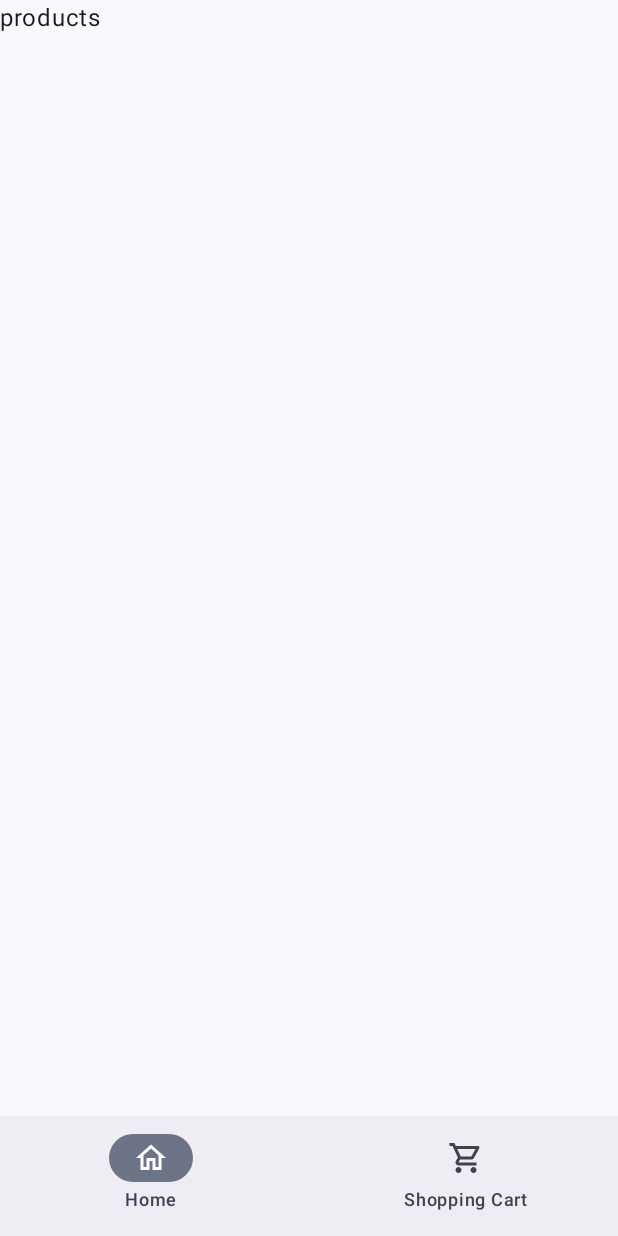
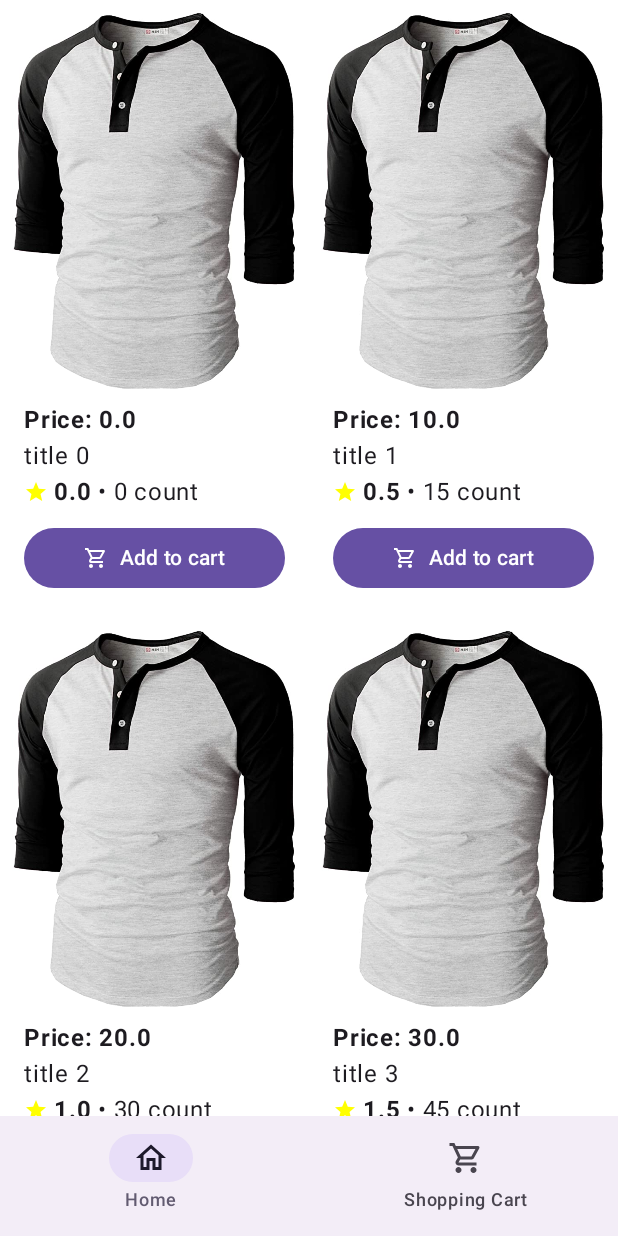
Before and after one commit to ShineOn85/evgeniy-pyzhyanov-TestAndroid-vacc-2024, an Android app built with Jetpack Compose: the screen it shows after launch (MainActivity), on a phone screen of 412 x 824 dp. Run offline under Robolectric (Android 15) with nearby library versions, the phone set to English and light mode, and no system bars.

Commit message:
dynamic colors false

```diff
--- a/app/src/main/java/ru/absolutelee/fakestoreapp/presentation/main/MainActivity.kt
+++ b/app/src/main/java/ru/absolutelee/fakestoreapp/presentation/main/MainActivity.kt
@@ -9,7 +9,7 @@ class MainActivity : ComponentActivity() {
     override fun onCreate(savedInstanceState: Bundle?) {
         super.onCreate(savedInstanceState)
         setContent {
-            FakeStoreAppTheme {
+            FakeStoreAppTheme(dynamicColor = false) {
                 MainScreen()
             }
         }
--- a/app/src/main/java/ru/absolutelee/fakestoreapp/presentation/main/MainScreen.kt
+++ b/app/src/main/java/ru/absolutelee/fakestoreapp/presentation/main/MainScreen.kt
@@ -11,8 +11,11 @@ import androidx.compose.ui.res.stringResource
 import androidx.compose.ui.tooling.preview.Preview
 import androidx.navigation.NavDestination.Companion.hierarchy
 import androidx.navigation.compose.currentBackStackEntryAsState
+import ru.absolutelee.fakestoreapp.domain.entity.Product
 import ru.absolutelee.fakestoreapp.navigation.AppNavGraph
 import ru.absolutelee.fakestoreapp.navigation.rememberNavigationState
+import ru.absolutelee.fakestoreapp.presentation.products.ProductsScreen
+import kotlin.random.Random
 
 @Preview(showBackground = true)
 @Composable
@@ -54,7 +57,25 @@ fun MainScreen() {
 
         AppNavGraph(
             navHostController = navigationState.navHostController,
-            productsScreenContent = { Text(text = "products") },
+            productsScreenContent = {
+                val products = mutableListOf<Product>().apply {
+                    for (i in 0..10) {
+                        add(
+                            Product(
+                                id = i,
+                                title = "title $i",
+                                price = (i * 10).toDouble(),
+                                rating = i.toDouble() / 2f,
+                                ratingCount = i * 15,
+                                imageUrl = "",
+                                isAddToCart = Random.nextBoolean(),
+                                description = "description $i"
+                            )
+                        )
+                    }
+                }
+                ProductsScreen(products = products)
+            },
             productDetailScreenContent = { Text(text = "detail")},
             shoppingCartScreenContent = { Text(text = "cart")}
         )
--- a/app/src/main/java/ru/absolutelee/fakestoreapp/presentation/products/ProductItem.kt
+++ b/app/src/main/java/ru/absolutelee/fakestoreapp/presentation/products/ProductItem.kt
@@ -1,7 +1,8 @@
 package ru.absolutelee.fakestoreapp.presentation.products
 
+import android.util.Log
 import androidx.compose.foundation.Image
-import androidx.compose.foundation.layout.Box
+import androidx.compose.foundation.clickable
 import androidx.compose.foundation.layout.Column
 import androidx.compose.foundation.layout.Row
 import androidx.compose.foundation.layout.Spacer
@@ -11,14 +12,14 @@ import androidx.compose.foundation.layout.padding
 import androidx.compose.foundation.layout.size
 import androidx.compose.foundation.layout.width
 import androidx.compose.foundation.layout.wrapContentHeight
-import androidx.compose.foundation.layout.wrapContentWidth
-import androidx.compose.foundation.verticalScroll
 import androidx.compose.material.icons.Icons
 import androidx.compose.material.icons.filled.Star
 import androidx.compose.material.icons.outlined.ShoppingCart
 import androidx.compose.material3.Button
 import androidx.compose.material3.Card
+import androidx.compose.material3.CardDefaults
 import androidx.compose.material3.Icon
+import androidx.compose.material3.MaterialTheme
 import androidx.compose.material3.Text
 import androidx.compose.runtime.Composable
 import androidx.compose.ui.Alignment
@@ -40,6 +41,10 @@ fun ProductItem(product: Product) {
             .wrapContentHeight()
             .width(200.dp)
             .padding(8.dp)
+            .clickable {
+                       Log.d("ProductItem", "${product.id}")
+            },
+        colors = CardDefaults.cardColors(containerColor = MaterialTheme.colorScheme.background)
     ) {
 
         Image(
@@ -68,6 +73,7 @@ fun ProductItem(product: Product) {
                 Spacer(modifier = Modifier.width(4.dp))
                 Text(text = "• ${product.ratingCount} count")
             }
+            Spacer(modifier = Modifier.height(8.dp))
             Button(
                 modifier = Modifier.fillMaxWidth(),
                 onClick = { /*TODO*/ }) {
--- a/app/src/main/java/ru/absolutelee/fakestoreapp/presentation/products/ProductsScreen.kt
+++ b/app/src/main/java/ru/absolutelee/fakestoreapp/presentation/products/ProductsScreen.kt
@@ -1,16 +1,18 @@
 package ru.absolutelee.fakestoreapp.presentation.products
 
+import androidx.compose.foundation.layout.PaddingValues
 import androidx.compose.foundation.lazy.grid.GridCells
 import androidx.compose.foundation.lazy.grid.LazyVerticalGrid
 import androidx.compose.foundation.lazy.grid.items
 import androidx.compose.runtime.Composable
 import androidx.compose.ui.tooling.preview.Preview
+import androidx.compose.ui.unit.dp
 import ru.absolutelee.fakestoreapp.domain.entity.Product
 import kotlin.random.Random
 
 @Composable
 fun ProductsScreen(products: List<Product>) {
-    LazyVerticalGrid(columns = GridCells.Fixed(2)) {
+    LazyVerticalGrid(columns = GridCells.Fixed(2), contentPadding = PaddingValues(bottom = 80.dp)) {
         items(items = products, key = { it.id }) {
             ProductItem(product = it)
         }
--- a/app/src/main/java/ru/absolutelee/fakestoreapp/ui/theme/Theme.kt
+++ b/app/src/main/java/ru/absolutelee/fakestoreapp/ui/theme/Theme.kt
@@ -10,6 +10,7 @@ import androidx.compose.material3.dynamicLightColorScheme
 import androidx.compose.material3.lightColorScheme
 import androidx.compose.runtime.Composable
 import androidx.compose.runtime.SideEffect
+import androidx.compose.ui.graphics.Color
 import androidx.compose.ui.graphics.toArgb
 import androidx.compose.ui.platform.LocalContext
 import androidx.compose.ui.platform.LocalView
@@ -24,7 +25,8 @@ private val DarkColorScheme = darkColorScheme(
 private val LightColorScheme = lightColorScheme(
     primary = Purple40,
     secondary = PurpleGrey40,
-    tertiary = Pink40
+    tertiary = Pink40,
+    background = Color.White
 
     /* Other default colors to override
     background = Color(0xFFFFFBFE),
```
